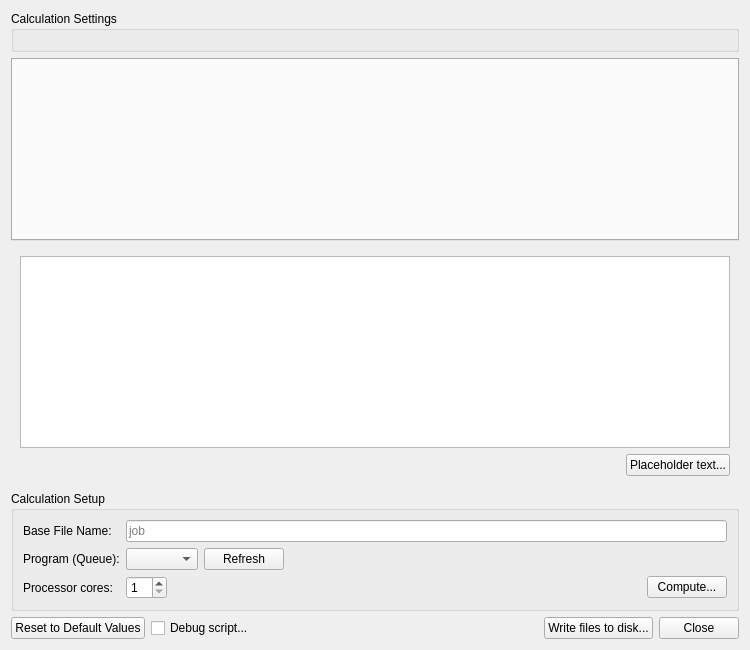
Above: avogadro/qtgui/inputgeneratorwidget.ui from OpenChemistry/avogadrolibs before the change. Below: the same form after it.
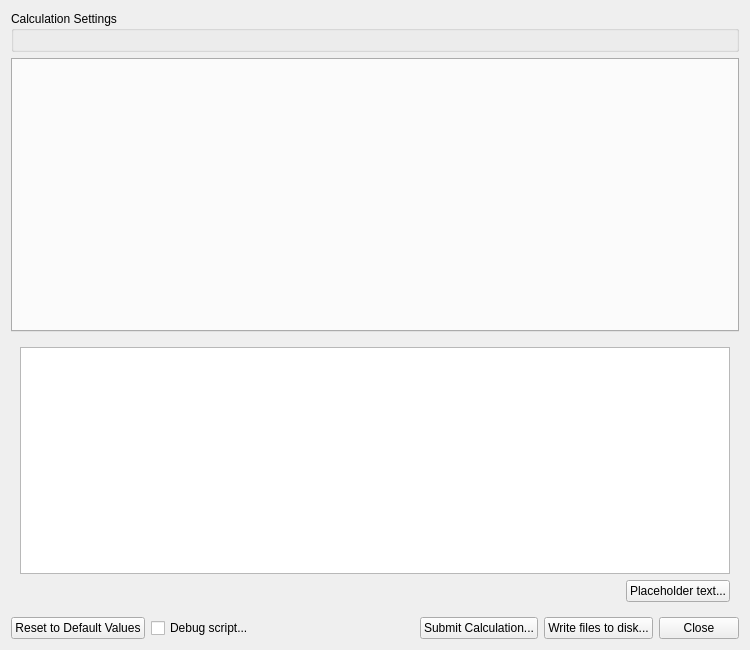
That is the form after the change.

Commit message: Add MoleQueueManager, MoleQueueDialog, MoleQueueWidget.

Patch:
```diff
--- a/avogadro/qtgui/inputgeneratorwidget.ui
+++ b/avogadro/qtgui/inputgeneratorwidget.ui
@@ -75,126 +75,6 @@
      </layout>
     </widget>
    </item>
-   <item>
-    <widget class="QGroupBox" name="groupBox1">
-     <property name="title">
-      <string>Calculation Setup</string>
-     </property>
-     <layout class="QGridLayout" name="gridLayout1">
-      <item row="2" column="0">
-       <widget class="QLabel" name="label_7">
-        <property name="sizePolicy">
-         <sizepolicy hsizetype="Maximum" vsizetype="Preferred">
-          <horstretch>0</horstretch>
-          <verstretch>0</verstretch>
-         </sizepolicy>
-        </property>
-        <property name="text">
-         <string>Processor cores:</string>
-        </property>
-        <property name="buddy">
-         <cstring>coresSpinBox</cstring>
-        </property>
-       </widget>
-      </item>
-      <item row="2" column="1">
-       <layout class="QHBoxLayout" name="horizontalLayout_3">
-        <item>
-         <widget class="QSpinBox" name="coresSpinBox">
-          <property name="minimum">
-           <number>1</number>
-          </property>
-         </widget>
-        </item>
-        <item>
-         <spacer name="horizontalSpacer_3">
-          <property name="orientation">
-           <enum>Qt::Horizontal</enum>
-          </property>
-          <property name="sizeHint" stdset="0">
-           <size>
-            <width>40</width>
-            <height>20</height>
-           </size>
-          </property>
-         </spacer>
-        </item>
-        <item>
-         <widget class="QPushButton" name="computeButton">
-          <property name="text">
-           <string>Compute...</string>
-          </property>
-         </widget>
-        </item>
-       </layout>
-      </item>
-      <item row="1" column="0">
-       <widget class="QLabel" name="label_4">
-        <property name="sizePolicy">
-         <sizepolicy hsizetype="Maximum" vsizetype="Preferred">
-          <horstretch>0</horstretch>
-          <verstretch>0</verstretch>
-         </sizepolicy>
-        </property>
-        <property name="text">
-         <string>Program (Queue):</string>
-        </property>
-        <property name="buddy">
-         <cstring>programCombo</cstring>
-        </property>
-       </widget>
-      </item>
-      <item row="1" column="1">
-       <layout class="QHBoxLayout" name="horizontalLayout_2">
-        <item>
-         <widget class="QComboBox" name="programCombo">
-          <property name="sizeAdjustPolicy">
-           <enum>QComboBox::AdjustToContents</enum>
-          </property>
-         </widget>
-        </item>
-        <item>
-         <widget class="QPushButton" name="refreshProgramsButton">
-          <property name="text">
-           <string>Refresh</string>
-          </property>
-         </widget>
-        </item>
-        <item>
-         <spacer name="horizontalSpacer_2">
-          <property name="orientation">
-           <enum>Qt::Horizontal</enum>
-          </property>
-          <property name="sizeHint" stdset="0">
-           <size>
-            <width>40</width>
-            <height>20</height>
-           </size>
-          </property>
-         </spacer>
-        </item>
-       </layout>
-      </item>
-      <item row="0" column="1">
-       <widget class="QLineEdit" name="baseNameEdit">
-        <property name="placeholderText">
-         <string>job</string>
-        </property>
-       </widget>
-      </item>
-      <item row="0" column="0">
-       <widget class="QLabel" name="baseNameLabel">
-        <property name="text">
-         <string>Base File Name: </string>
-        </property>
-        <property name="buddy">
-         <cstring>baseNameEdit</cstring>
-        </property>
-       </widget>
-      </item>
-     </layout>
-    </widget>
-   </item>
    <item>
     <layout class="QHBoxLayout">
      <item>
@@ -221,12 +101,19 @@
        </property>
        <property name="sizeHint" stdset="0">
         <size>
-         <width>10</width>
+         <width>13</width>
          <height>20</height>
         </size>
        </property>
       </spacer>
      </item>
+     <item>
+      <widget class="QPushButton" name="computeButton">
+       <property name="text">
+        <string>Submit Calculation...</string>
+       </property>
+      </widget>
+     </item>
      <item>
       <widget class="QPushButton" name="generateButton">
        <property name="text">
```
The commit also changes 27 other files.
